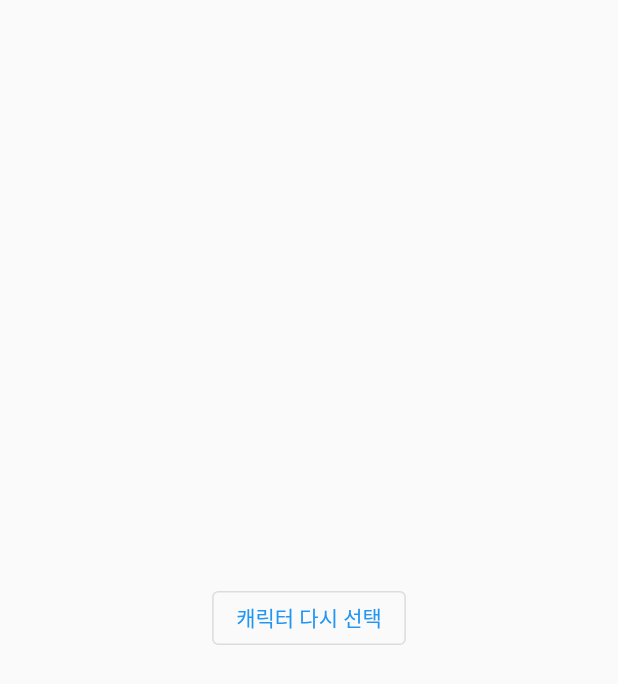
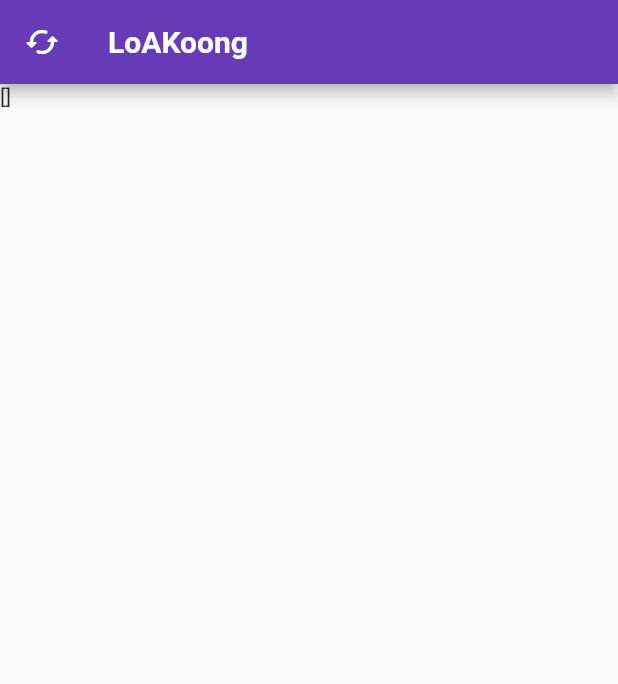
Before and after one commit to MoonhaloSUZ/LoAKoong, a Flutter app: the screen it shows after launch, after a tap on "선택완료", on a phone screen of 412 x 824 dp. Shown: the top 684 px of the screen. Run offline on Flutter 3.47's test engine with Material 2 defaults, Android fonts, the phone set to English and light mode, and no system bars; network calls fail.

Commit message:
선택된 캐릭터 리스트 값 전달할 수 있는 함수 생성

```diff
--- a/loakoong/lib/main.dart
+++ b/loakoong/lib/main.dart
@@ -47,6 +47,9 @@ class _LoAKoongScreenState extends State<LoAKoongScreen> {
   late Future<List<dynamic>> loakoong = LostArkAPI.getCharacterProfile('');
   late List<bool> _select_character_list;
 
+  List<int> selectValue = []; //스위치 리스트에서 ture값인 인덱스 추출
+  List<String> searchedCharacter = []; //각 인덱스의 캐릭터 명(다음 페이지에 넘겨줄 역할)
+
   String userInput = '';
   bool isSearched = false;
   String printtest = '';
@@ -57,6 +60,21 @@ class _LoAKoongScreenState extends State<LoAKoongScreen> {
   void initState() {
     super.initState();
     _select_character_list = List.filled(50, false); //야매
+  }
+
+//스위치 리스트에서 선택된(ture인) 인덱스 값 추출하기
+  selectedList() {
+    for (int i = 0; i < _select_character_list.length; i++) {
+      if (_select_character_list[i] == true) {
+        selectValue.add(i);
+      }
+    }
+
+    if (selectValue.isNotEmpty) {
+      print("true의 모든 등장 위치는 $selectValue 입니다.");
+    } else {
+      print("true를 찾을 수 없습니다.");
+    }
   }
 
   // sendUserName() async {
@@ -74,13 +92,6 @@ class _LoAKoongScreenState extends State<LoAKoongScreen> {
 
   //     return;
   //   }
-  // }
-
-  // justNothing() {
-  //   setState(() {
-  //     isSearched = false;
-  //   });
-  //   return;
   // }
 
   // This widget is the root of your application.
@@ -208,7 +219,8 @@ class _LoAKoongScreenState extends State<LoAKoongScreen> {
                                   setState(() {
                                     _select_character_list[index] = value;
 
-                                    print(_select_character_list.indexOf(true));
+                                    //print(data);
+                                    //print(searchedCharacter);
                                   });
                                 },
                               );
@@ -227,9 +239,21 @@ class _LoAKoongScreenState extends State<LoAKoongScreen> {
                     children: [
                       OutlinedButton(
                         onPressed: () {
-                          Navigator.of(context).push(MaterialPageRoute(
+                          selectedList();
+
+                          int testValue = 0;
+                          //새로운 사실을 알았다. onPressed 안에 함수를 순차적으로 실행시킬 수 있음.
+
+                          Navigator.of(context).push(
+                            MaterialPageRoute(
                               builder: (BuildContext context) =>
-                                  const ScreenOfCharacterChoice()));
+                                  ScreenOfCharacterChoice(
+                                selectValue: selectValue,
+                              ),
+                            ),
+                          );
+
+                          selectValue = [];
                         },
                         child: const Text("선택완료"),
                       ),
--- a/loakoong/lib/screen/character_choice_screen.dart
+++ b/loakoong/lib/screen/character_choice_screen.dart
@@ -2,7 +2,8 @@ import 'package:flutter/material.dart';
 //import 'package:loakoong/main.dart';
 
 class ScreenOfCharacterChoice extends StatelessWidget {
-  const ScreenOfCharacterChoice({super.key});
+  final selectValue;
+  const ScreenOfCharacterChoice({required this.selectValue, super.key});
 
   @override
   Widget build(BuildContext context) {
@@ -11,14 +12,28 @@ class ScreenOfCharacterChoice extends StatelessWidget {
       onWillPop: () async => false,
       //제스쳐로 뒤로가기 막기 위해서 "WillPopScope"위젯으로 Scaffold를 감싸준 후, "onWillPop: () async => false" 추가
       child: Scaffold(
-          body: Center(
-        child: OutlinedButton(
-          onPressed: () {
-            Navigator.of(context).pop();
-          },
-          child: const Text("캐릭터 다시 선택"),
-        ),
-      )),
+          appBar: AppBar(
+            title: const Text(
+              'LoAKoong',
+              style: TextStyle(
+                fontWeight: FontWeight.w700,
+              ),
+            ),
+            backgroundColor: Colors.deepPurple,
+            leading: IconButton(
+                onPressed: () {
+                  Navigator.pop(context); //뒤로가기
+                },
+                //color: Colors.purple,
+                icon: const Icon(Icons.cached_rounded)),
+          ),
+          body: Column(
+            children: [
+              Text(
+                '$selectValue',
+              ),
+            ],
+          )),
     );
   }
 }
```
